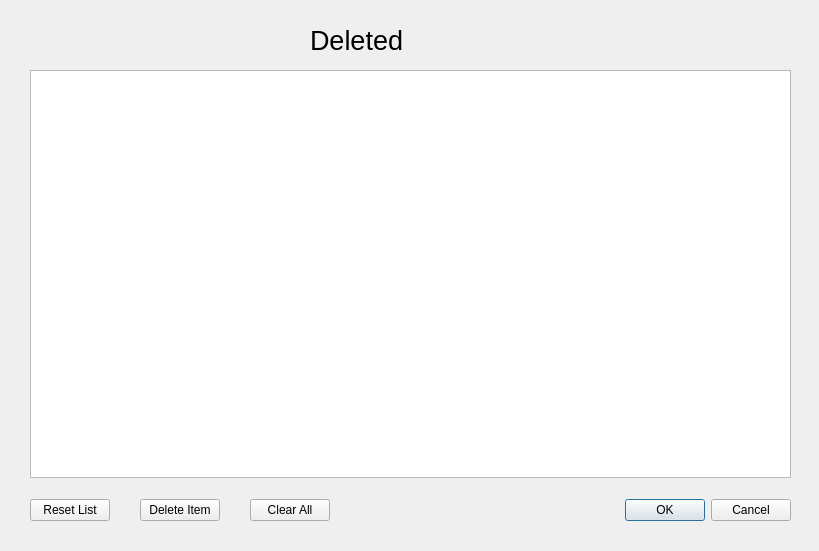
Old version of the form verklegt_vika_3/verklegt_GUI/UI/recycledbin.ui in the repository vilhjalmur12/verklegt_1.
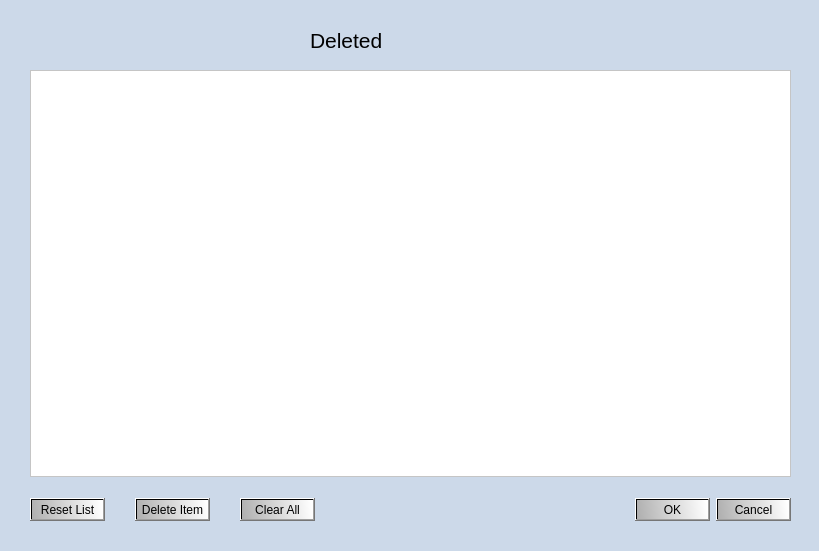
New version of the form. Icons and pictures are not drawn.

Commit message: Byrjud ad gera recycled Bin fint

What changed in the file:
```diff
--- a/verklegt_vika_3/verklegt_GUI/UI/recycledbin.ui
+++ b/verklegt_vika_3/verklegt_GUI/UI/recycledbin.ui
@@ -19,6 +19,38 @@
   <property name="windowTitle">
    <string>Dialog</string>
   </property>
+  <property name="windowIcon">
+   <iconset resource="../resources.qrc">
+    <normaloff>:/icons/Images/DBSimple.jpg</normaloff>:/icons/Images/DBSimple.jpg</iconset>
+  </property>
+  <property name="styleSheet">
+   <string notr="true">QDialog{
+background-color: rgb(204, 217, 233);
+font-family: &quot;Verdana&quot;;
+font-size: 9pt;
+}
+
+QLineEdit{
+background-color: white;
+}
+
+QTableView{
+background-color: white;
+}
+
+QPushButton{
+color: rgb(0, 0, 0);
+background-color: qlineargradient(spread:pad, x1:0, y1:0.619, x2:1, y2:0.58, stop:0 rgba(176, 176, 176, 255), stop:1 rgba(255, 255, 255, 255));
+}
+
+QPushButton::hover{
+background-color: qlineargradient(spread:reflect, x1:0, y1:0, x2:1, y2:1, stop:0.318408 rgba(69, 69, 69, 255), stop:1 rgba(162, 162, 162, 255));
+}
+
+QPushButton::pressed{
+background-color: qlineargradient(spread:reflect, x1:0, y1:0, x2:1, y2:1, stop:0.318408 rgba(69, 69, 69, 255), stop:1 rgba(162, 162, 162, 255));
+}</string>
+  </property>
   <widget class="QLabel" name="label">
    <property name="geometry">
     <rect>
@@ -36,10 +68,10 @@
     </font>
    </property>
    <property name="text">
-    <string>Deleted</string>
+    <string>&lt;html&gt;&lt;head/&gt;&lt;body&gt;&lt;p&gt;&lt;span style=&quot; font-size:16pt;&quot;&gt;Deleted&lt;/span&gt;&lt;/p&gt;&lt;/body&gt;&lt;/html&gt;</string>
    </property>
   </widget>
-  <widget class="QWidget" name="">
+  <widget class="QWidget" name="layoutWidget">
    <property name="geometry">
     <rect>
      <x>30</x>
```
Left out of the diff: 11 changed lines with no effect on the pictures.
